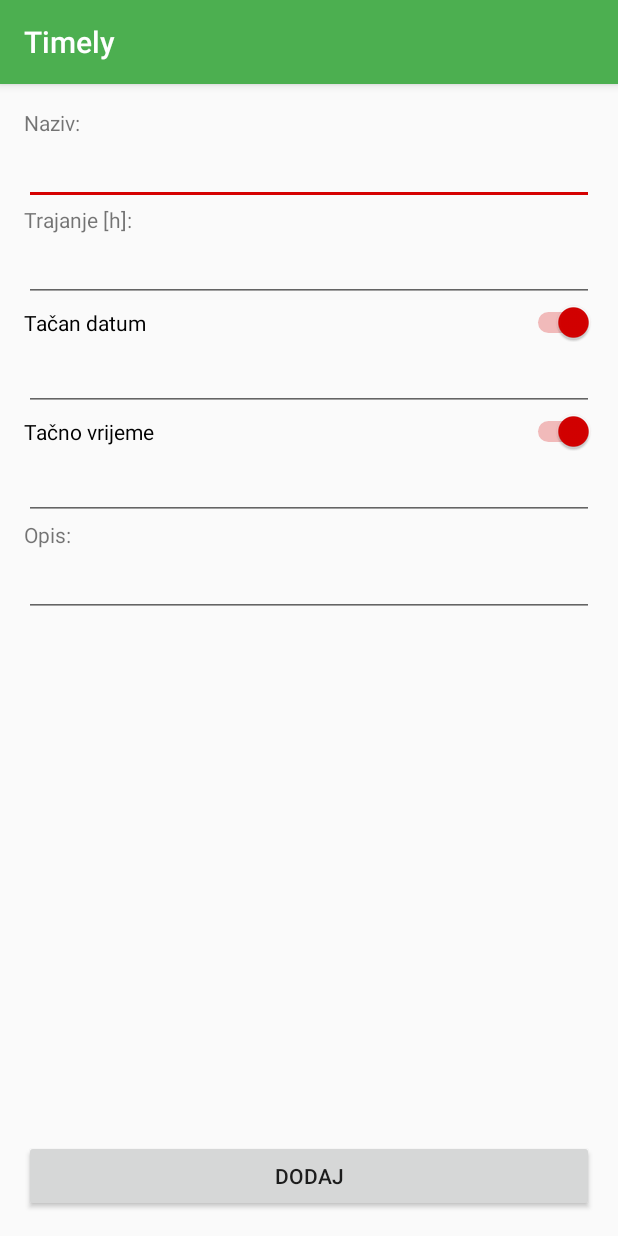
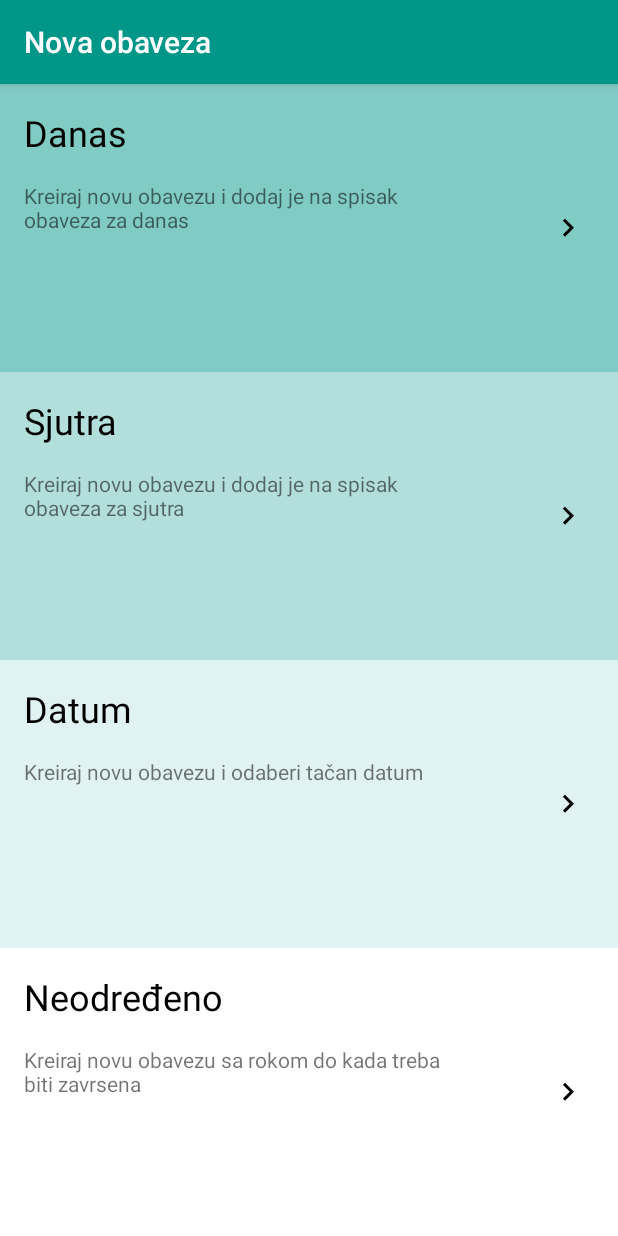
Before and after one commit to ajokic1/timely, an Android app: the screen it shows after launch (Unos before the commit, IzaberiUnos after it), after a tap on an icon or button, on a phone screen of 412 x 824 dp. Run offline under Robolectric (Android 15) with nearby library versions, the phone set to English and light mode, and no system bars; libraries missing offline, so code that uses them is left out: com.github.mikephil.charting; 26 statements that could not run were skipped.

Commit message:
Dodao izbor tipa obaveze, promijenio pocitem layout, vratio boje na Teal

```diff
--- /dev/null
+++ b/app/src/main/java/com/example/andrej/timely/IzaberiUnos.java
@@ -0,0 +1,69 @@
+package com.example.andrej.timely;
+
+import android.content.Intent;
+import android.support.v7.app.AppCompatActivity;
+import android.os.Bundle;
+import android.view.View;
+import android.widget.RelativeLayout;
+
+import java.util.Calendar;
+
+public class IzaberiUnos extends AppCompatActivity {
+
+    public static final String IZABRANO = "com.example.andrej.izabraniUnos";
+    public static final String IZ_DATUM = "datum";
+    public static final String IZ_NEODR = "neodr";
+
+    @Override
+    protected void onCreate(Bundle savedInstanceState) {
+        super.onCreate(savedInstanceState);
+        setContentView(R.layout.activity_izaberi_unos);
+
+        RelativeLayout izaberiDanas = (RelativeLayout)findViewById(R.id.izaberiDanas);
+        RelativeLayout izaberiSjutra = (RelativeLayout)findViewById(R.id.izaberiSjutra);
+        RelativeLayout izaberiDatum = (RelativeLayout)findViewById(R.id.izaberiDatum);
+        RelativeLayout izaberiNeodr = (RelativeLayout)findViewById(R.id.izaberiNeodr);
+
+        izaberiDanas.setOnClickListener(new View.OnClickListener() {
+            @Override
+            public void onClick(View v) {
+                Intent intent = new Intent(IzaberiUnos.this, Unos.class);
+                Calendar c = Calendar.getInstance();
+                Datum datum = new Datum(c.get(Calendar.DAY_OF_MONTH), c.get(Calendar.MONTH),
+                        c.get(Calendar.YEAR));
+                intent.putExtra(IZABRANO, Integer.toString(datum.getIntDatum()));
+                startActivity(intent);
+            }
+        });
+        izaberiSjutra.setOnClickListener(new View.OnClickListener() {
+            @Override
+            public void onClick(View v) {
+                Intent intent = new Intent(IzaberiUnos.this, Unos.class);
+                Calendar c = Calendar.getInstance();
+                c.add(Calendar.DAY_OF_YEAR,1); //Dodaj jedan dan = sjutra
+                Datum datum = new Datum(c.get(Calendar.DAY_OF_MONTH), c.get(Calendar.MONTH),
+                        c.get(Calendar.YEAR));
+                intent.putExtra(IZABRANO, Integer.toString(datum.getIntDatum()));
+                startActivity(intent);
+            }
+        });
+        izaberiDatum.setOnClickListener(new View.OnClickListener() {
+            @Override
+            public void onClick(View v) {
+                Intent intent = new Intent(IzaberiUnos.this, Unos.class);
+                intent.putExtra(IZABRANO, IZ_DATUM);
+                startActivity(intent);
+            }
+        });
+        izaberiNeodr.setOnClickListener(new View.OnClickListener() {
+            @Override
+            public void onClick(View v) {
+                Intent intent = new Intent(IzaberiUnos.this, Unos.class);
+                intent.putExtra(IZABRANO, IZ_NEODR);
+                startActivity(intent);
+            }
+        });
+
+
+    }
+}
--- a/app/src/main/java/com/example/andrej/timely/MainActivity.java
+++ b/app/src/main/java/com/example/andrej/timely/MainActivity.java
@@ -7,6 +7,7 @@ import android.os.Bundle;
 import android.support.annotation.NonNull;
 import android.support.design.widget.FloatingActionButton;
 import android.support.v7.app.AppCompatActivity;
+import android.support.v7.widget.LinearLayoutCompat;
 import android.support.v7.widget.Toolbar;
 import android.util.Log;
 import android.view.View;
@@ -16,6 +17,7 @@ import android.view.ViewGroup;
 import android.widget.ArrayAdapter;
 import android.widget.CheckBox;
 import android.widget.CompoundButton;
+import android.widget.LinearLayout;
 import android.widget.ListView;
 import android.widget.TextView;
 
@@ -104,9 +106,11 @@ public class MainActivity extends AppCompatActivity {
                     view = getLayoutInflater().inflate(R.layout.pocetna_item, parent,false);
                 }
                 final DnevnaObaveza obaveza = obaveze.get(position);
-                ((CheckBox)view.findViewById(R.id.PocItemCheck)).setText(obaveza.getNaziv());
                 ((CheckBox)view.findViewById(R.id.PocItemCheck)).setChecked(obaveza.isIspunjena());
                 ((TextView)view.findViewById(R.id.pocItemTrajanje)).setText(obaveza.trajanjeString());
+                ((TextView)view.findViewById(R.id.PocItemText)).setText(obaveza.getNaziv());
+                if(position%2==0)(view.findViewById(R.id.itemLinLay)).setBackgroundColor(getResources()
+                        .getColor(R.color.svijetloSiva));
                 if(obaveza.isVrijemePoznato())((TextView)view.findViewById(R.id.pocItemVrijeme))
                         .setText(obaveza.getVrijeme().toString());
                 else
@@ -155,7 +159,7 @@ public class MainActivity extends AppCompatActivity {
             @Override
             public void onClick(View view) {
                 //TODO: Pozovi Unos Activity
-                Intent intent = new Intent(MainActivity.this, Unos.class);
+                Intent intent = new Intent(MainActivity.this, IzaberiUnos.class);
                 startActivity(intent);
             }
         });
@@ -228,6 +232,9 @@ public class MainActivity extends AppCompatActivity {
         if (id == R.id.action_settings) {
             return true;
         }
+        if (id == R.id.menuObrisiSve) {
+            //TODO: Vidi zasto clear() ne radi
+        }
 
         return super.onOptionsItemSelected(item);
     }
@@ -237,7 +244,7 @@ public class MainActivity extends AppCompatActivity {
     @Override
     protected void onPause() {
         super.onPause();
-        Log.d(TAG, "onPause: Sacuvauvam obaveze");
+        Log.d(TAG, "onPause: Sacuvavam obaveze");
         SharedPreferences mPrefs = getSharedPreferences(PREF_FILE,0);
         SharedPreferences.Editor prefsEditor = mPrefs.edit();
         Gson gson = new Gson();
--- /dev/null
+++ b/app/src/main/res/drawable/ic_clear_black_16dp.xml
@@ -0,0 +1,4 @@
+<vector android:height="16dp" android:viewportHeight="24.0"
+    android:viewportWidth="24.0" android:width="16dp" xmlns:android="http://schemas.android.com/apk/res/android">
+    <path android:fillColor="#FF000000" android:pathData="M19,6.41L17.59,5 12,10.59 6.41,5 5,6.41 10.59,12 5,17.59 6.41,19 12,13.41 17.59,19 19,17.59 13.41,12z"/>
+</vector>
--- /dev/null
+++ b/app/src/main/res/drawable/ic_keyboard_arrow_right_black_24dp.xml
@@ -0,0 +1,9 @@
+<vector xmlns:android="http://schemas.android.com/apk/res/android"
+        android:width="24dp"
+        android:height="24dp"
+        android:viewportWidth="24.0"
+        android:viewportHeight="24.0">
+    <path
+        android:fillColor="#FF000000"
+        android:pathData="M8.59,16.34l4.58,-4.59 -4.58,-4.59L10,5.75l6,6 -6,6z"/>
+</vector>
--- /dev/null
+++ b/app/src/main/res/layout/activity_izaberi_unos.xml
@@ -0,0 +1,204 @@
+<?xml version="1.0" encoding="utf-8"?>
+<RelativeLayout xmlns:android="http://schemas.android.com/apk/res/android"
+    xmlns:app="http://schemas.android.com/apk/res-auto"
+    xmlns:tools="http://schemas.android.com/tools"
+    android:id="@+id/activity_izaberi_unos"
+    android:layout_width="match_parent"
+    android:layout_height="match_parent"
+    tools:context="com.example.andrej.timely.IzaberiUnos">
+
+    <LinearLayout
+        android:orientation="vertical"
+        android:layout_width="match_parent"
+        android:layout_height="match_parent"
+        android:layout_alignParentTop="true"
+        android:layout_alignParentLeft="true"
+        android:layout_alignParentStart="true">
+
+        <RelativeLayout
+            android:layout_width="match_parent"
+            android:layout_height="match_parent"
+            android:layout_weight="1"
+            android:background="@color/tamnoSiva"
+            android:id="@+id/izaberiDanas">
+
+            <TextView
+                android:text="Danas"
+                android:layout_width="wrap_content"
+                android:layout_height="wrap_content"
+                android:layout_alignParentTop="true"
+                android:layout_alignParentLeft="true"
+                android:layout_alignParentStart="true"
+                android:layout_marginLeft="16dp"
+                android:layout_marginStart="16dp"
+                android:layout_marginTop="16dp"
+                android:id="@+id/textView2"
+                android:textSize="24sp"
+                android:textColor="@android:color/black" />
+
+            <TextView
+                android:text="Kreiraj novu obavezu i dodaj je na spisak obaveza za danas"
+                android:layout_width="wrap_content"
+                android:layout_height="wrap_content"
+                android:id="@+id/textView7"
+                android:maxLines="10"
+                android:layout_marginTop="16dp"
+                android:layout_below="@+id/textView2"
+                android:layout_alignLeft="@+id/textView2"
+                android:layout_alignStart="@+id/textView2"
+                android:layout_marginRight="100dp" />
+
+            <ImageView
+                android:layout_width="wrap_content"
+                android:layout_height="wrap_content"
+                app:srcCompat="@drawable/ic_keyboard_arrow_right_black_24dp"
+                android:layout_centerVertical="true"
+                android:layout_alignParentRight="true"
+                android:layout_alignParentEnd="true"
+                android:layout_marginRight="21dp"
+                android:layout_marginEnd="21dp"
+                android:id="@+id/imageView" />
+
+        </RelativeLayout>
+
+        <RelativeLayout
+            android:layout_width="match_parent"
+            android:layout_height="match_parent"
+            android:layout_weight="1"
+            android:background="@color/siva"
+            android:id="@+id/izaberiSjutra">
+
+            <TextView
+                android:text="Sjutra"
+                android:layout_width="wrap_content"
+                android:layout_height="wrap_content"
+                android:layout_alignParentTop="true"
+                android:layout_alignParentLeft="true"
+                android:layout_alignParentStart="true"
+                android:layout_marginLeft="16dp"
+                android:layout_marginStart="16dp"
+                android:layout_marginTop="16dp"
+                android:id="@+id/textView2"
+                android:textSize="24sp"
+                android:textColor="@android:color/black" />
+
+            <TextView
+                android:text="Kreiraj novu obavezu i dodaj je na spisak obaveza za sjutra"
+                android:layout_width="wrap_content"
+                android:layout_height="wrap_content"
+                android:id="@+id/textView7"
+                android:maxLines="10"
+                android:layout_marginTop="16dp"
+                android:layout_below="@+id/textView2"
+                android:layout_alignLeft="@+id/textView2"
+                android:layout_alignStart="@+id/textView2"
+                android:layout_marginRight="100dp" />
+
+            <ImageView
+                android:layout_width="wrap_content"
+                android:layout_height="wrap_content"
+                app:srcCompat="@drawable/ic_keyboard_arrow_right_black_24dp"
+                android:layout_centerVertical="true"
+                android:layout_alignParentRight="true"
+                android:layout_alignParentEnd="true"
+                android:layout_marginRight="21dp"
+                android:layout_marginEnd="21dp"
+                android:id="@+id/imageView" />
+
+        </RelativeLayout>
+
+        <RelativeLayout
+            android:layout_width="match_parent"
+            android:layout_height="match_parent"
+            android:layout_weight="1"
+            android:background="@color/svijetloSiva"
+            android:id="@+id/izaberiDatum">
+
+            <TextView
+                android:text="Datum"
+                android:layout_width="wrap_content"
+                android:layout_height="wrap_content"
+                android:layout_alignParentTop="true"
+                android:layout_alignParentLeft="true"
+                android:layout_alignParentStart="true"
+                android:layout_marginLeft="16dp"
+                android:layout_marginStart="16dp"
+                android:layout_marginTop="16dp"
+                android:id="@+id/textView2"
+                android:textSize="24sp"
+                android:textColor="@android:color/black" />
+
+            <TextView
+                android:text="Kreiraj novu obavezu i odaberi tačan datum"
+                android:layout_width="wrap_content"
+                android:layout_height="wrap_content"
+                android:id="@+id/textView7"
+                android:maxLines="10"
+                android:layout_marginTop="16dp"
+                android:layout_below="@+id/textView2"
+                android:layout_alignLeft="@+id/textView2"
+                android:layout_alignStart="@+id/textView2"
+                android:layout_marginRight="100dp" />
+
+            <ImageView
+                android:layout_width="wrap_content"
+                android:layout_height="wrap_content"
+                app:srcCompat="@drawable/ic_keyboard_arrow_right_black_24dp"
+                android:layout_centerVertical="true"
+                android:layout_alignParentRight="true"
+                android:layout_alignParentEnd="true"
+                android:layout_marginRight="21dp"
+                android:layout_marginEnd="21dp"
+                android:id="@+id/imageView" />
+
+        </RelativeLayout>
+
+        <RelativeLayout
+            android:layout_width="match_parent"
+            android:layout_height="match_parent"
+            android:layout_weight="1"
+            android:background="@android:color/white"
+            android:id="@+id/izaberiNeodr">
+
+            <TextView
+                android:text="Neodređeno"
+                android:layout_width="wrap_content"
+                android:layout_height="wrap_content"
+                android:layout_alignParentTop="true"
+                android:layout_alignParentLeft="true"
+                android:layout_alignParentStart="true"
+                android:layout_marginLeft="16dp"
+                android:layout_marginStart="16dp"
+                android:layout_marginTop="16dp"
+                android:id="@+id/textView2"
+                android:textSize="24sp"
+                android:textColor="@android:color/black" />
+
+            <TextView
+                android:text="Kreiraj novu obavezu sa rokom do kada treba biti zavrsena"
+                android:layout_width="wrap_content"
+                android:layout_height="wrap_content"
+                android:id="@+id/textView7"
+                android:maxLines="10"
+                android:layout_marginTop="16dp"
+                android:layout_below="@+id/textView2"
+                android:layout_alignLeft="@+id/textView2"
+                android:layout_alignStart="@+id/textView2"
+                android:layout_marginRight="100dp" />
+
+            <ImageView
+                android:layout_width="wrap_content"
+                android:layout_height="wrap_content"
+                app:srcCompat="@drawable/ic_keyboard_arrow_right_black_24dp"
+                android:layout_centerVertical="true"
+                android:layout_alignParentRight="true"
+                android:layout_alignParentEnd="true"
+                android:layout_marginRight="21dp"
+                android:layout_marginEnd="21dp"
+                android:id="@+id/imageView" />
+
+        </RelativeLayout>
+
+    </LinearLayout>
+
+</RelativeLayout>
--- a/app/src/main/res/layout/content_main.xml
+++ b/app/src/main/res/layout/content_main.xml
@@ -81,7 +81,6 @@
         <ListView
             android:layout_width="match_parent"
             android:layout_height="match_parent"
-            android:padding="@dimen/activity_vertical_margin"
             android:id="@+id/mainLista"
             android:longClickable="false"
             android:clickable="true"
--- a/app/src/main/res/menu/menu_main.xml
+++ b/app/src/main/res/menu/menu_main.xml
@@ -2,6 +2,8 @@
     xmlns:app="http://schemas.android.com/apk/res-auto"
     xmlns:tools="http://schemas.android.com/tools"
     tools:context="com.example.andrej.timely.MainActivity">
+    <item android:title="Obrisi sve"
+        android:id="@+id/menuObrisiSve" />
     <item
         android:id="@+id/action_settings"
         android:orderInCategory="100"
--- a/app/src/main/res/values/colors.xml
+++ b/app/src/main/res/values/colors.xml
@@ -1,9 +1,11 @@
 <?xml version="1.0" encoding="utf-8"?>
 <resources>
-    <color name="colorPrimary">#4CAF50</color>
-    <color name="colorPrimaryDark">#1B5E20</color>
+    <color name="colorPrimary">#009688</color>
+    <color name="colorPrimaryDark">#004D40</color>
     <color name="colorAccent">#D50000</color>
-    <color name="siva">#A5D6A7</color>
+    <color name="siva">#B2DFDB</color>
+    <color name="tamnoSiva">#80CBC4</color>
     <color name="colorBijela">#ffffff</color>
+    <color name="svijetloSiva">#E0F2F1</color>
 
 </resources>
```
Also changed, not shown: app/src/main/AndroidManifest.xml (+6 -3 lines), app/src/main/res/layout/pocetna_item.xml (+49 -24 lines).
